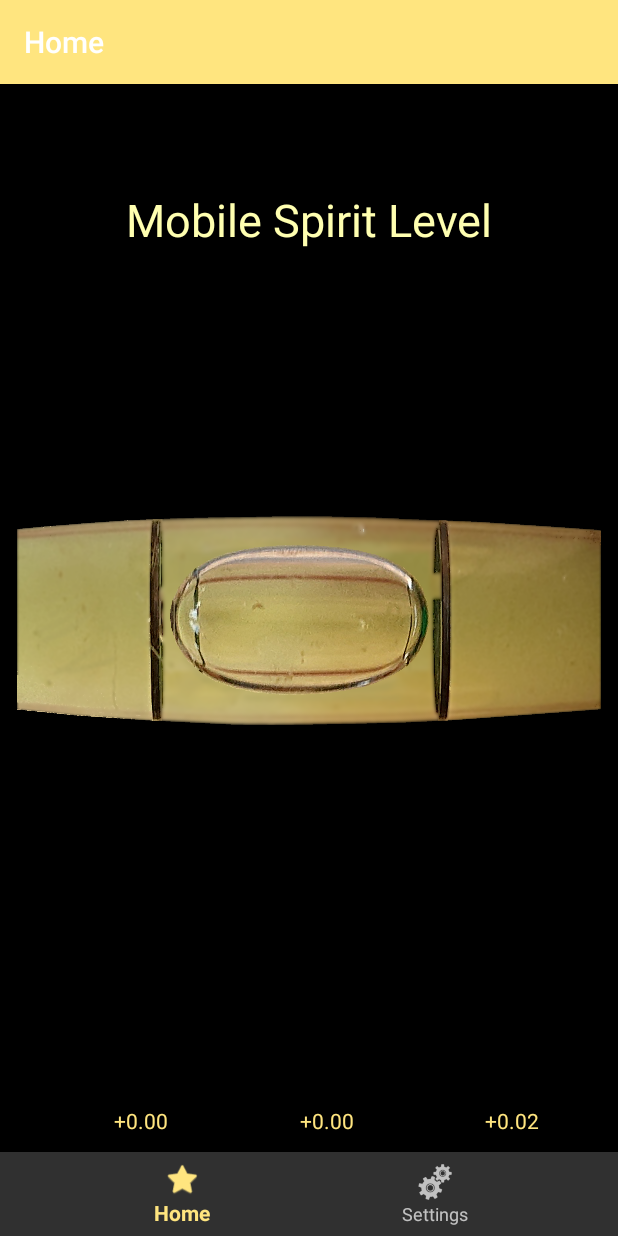
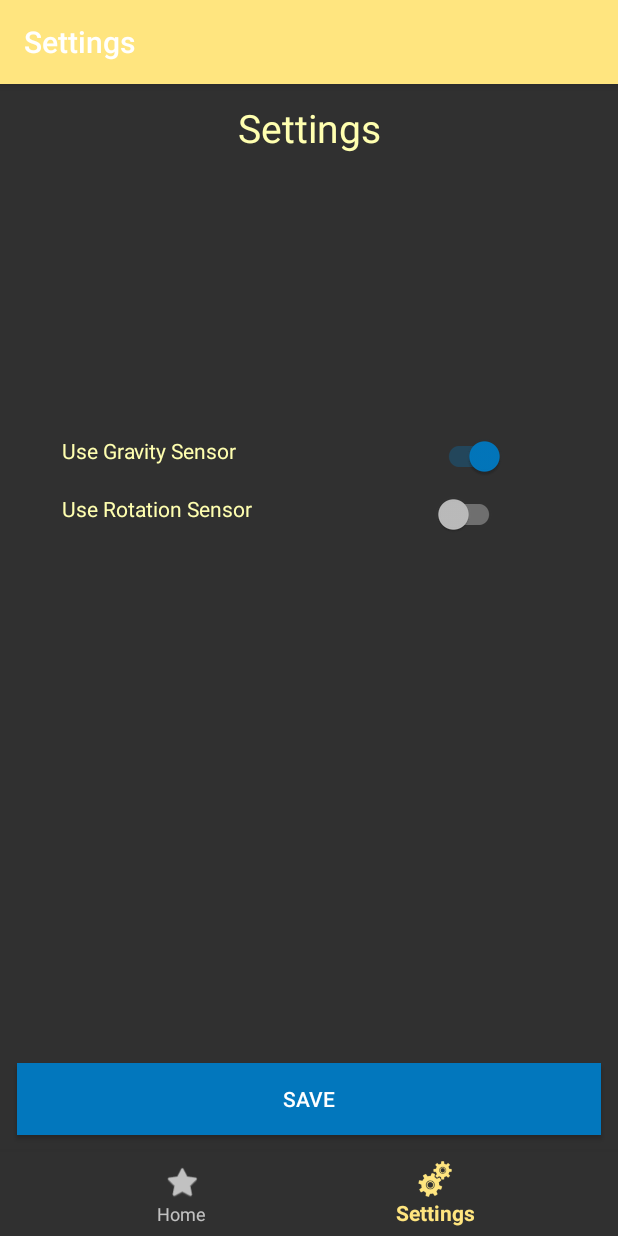
Before and after one commit to stephan-hoedtke/MobiSpritle, an Android app: the screen it shows after launch (MainActivity), item 2 of the bottom bar chosen, on a phone screen of 412 x 824 dp. Run offline under Robolectric (Android 15) with nearby library versions, the phone set to English and light mode, and no system bars; our stand-ins replace data binding, navigation-ui; pictures from the network do not load; 3 statements that could not run were skipped.

Commit message:
Use gravity or rotation with settings

```diff
--- a/app/src/main/AndroidManifest.xml
+++ b/app/src/main/AndroidManifest.xml
@@ -1,6 +1,8 @@
 <?xml version="1.0" encoding="utf-8"?>
 <manifest xmlns:android="http://schemas.android.com/apk/res/android"
     package="com.stho.mobispritle">
+
+    <uses-permission android:name="android.permission.WAKE_LOCK" />
 
     <application
         android:allowBackup="true"
--- /dev/null
+++ b/app/src/main/java/com/stho/mobispritle/Formatter.java
@@ -0,0 +1,15 @@
+package com.stho.mobispritle;
+
+import java.util.Locale;
+
+public class Formatter {
+    static String toString2(float value) {
+        String sign = (value < 0) ? "-" : "+";
+        return sign + String.format(Locale.ENGLISH, "%.2f", Math.abs(value));
+    }
+
+    static String toAngleString(float value) {
+        String sign = (value < 0) ? "-" : "+";
+        return sign + String.format(Locale.ENGLISH, "%.1f", Math.abs(value * 180 / Math.PI));
+    }
+}
--- a/app/src/main/java/com/stho/mobispritle/HomeViewModel.java
+++ b/app/src/main/java/com/stho/mobispritle/HomeViewModel.java
@@ -1,6 +1,7 @@
 package com.stho.mobispritle;
 
 import android.app.Application;
+import android.content.Context;
 
 import androidx.annotation.NonNull;
 import androidx.fragment.app.Fragment;
@@ -15,55 +16,57 @@ import java.util.Locale;
 
 public class HomeViewModel extends AndroidViewModel {
 
+    private Repository repository;
+    private final LowPassFilter lowPassFilter = new LowPassFilter();
     private final MutableLiveData<Float> azimuthLiveData = new MutableLiveData<>();
     private final MutableLiveData<Float> rollLiveData = new MutableLiveData<>();
     private final MutableLiveData<Float> pitchLiveData = new MutableLiveData<>();
+    private final MutableLiveData<Float> angleLiveData = new MutableLiveData<>();
+
 
     @SuppressWarnings("ConstantConditions")
     static HomeViewModel build(Fragment fragment) {
-        return new ViewModelProvider(fragment.getActivity()).get(HomeViewModel.class);
+        HomeViewModel viewModel = new ViewModelProvider(fragment.getActivity()).get(HomeViewModel.class);
+        viewModel.repository = Repository.getRepository(fragment.getContext());
+        return viewModel;
     }
 
     public HomeViewModel(@NonNull Application application) {
         super(application);
         azimuthLiveData.setValue(0f);
         pitchLiveData.setValue(0f);
-        rollLiveData.setValue(0.02f);
+        rollLiveData.setValue(0f);
+        angleLiveData.setValue(0.1f);
     }
 
     LiveData<Float> getAzimuthLD() { return azimuthLiveData; }
     LiveData<Float> getPitchLD() { return pitchLiveData; }
     LiveData<Float> getRollLD() { return rollLiveData; }
-    LiveData<Double> getTranslationFactorLD() { return Transformations.map(rollLiveData, this::getTranslationFactor); }
+    LiveData<Double> getTranslationFactorLD() { return Transformations.map(angleLiveData, this::getTranslationFactor); }
 
-    private static final float LOW_PASS_FILTER = 0.1f;
-
-    @SuppressWarnings("ConstantConditions")
-    void setAzimuth(float value) {
-        float currentValue = azimuthLiveData.getValue();
-        azimuthLiveData.postValue((1 - LOW_PASS_FILTER) * currentValue + LOW_PASS_FILTER * value);
+    Settings getSettings() {
+        return repository.getSettings();
     }
 
-    @SuppressWarnings("ConstantConditions")
-    void setPitch(float value) {
-        float currentValue = pitchLiveData.getValue();
-        pitchLiveData.postValue((1 - LOW_PASS_FILTER) * currentValue + LOW_PASS_FILTER * value);
-    }
+    void update(float[] acceleration, boolean isPortrait) {
 
-    @SuppressWarnings("ConstantConditions")
-    void setRoll(float value) {
-        float currentValue = rollLiveData.getValue();
-        rollLiveData.postValue((1 - LOW_PASS_FILTER) * currentValue + LOW_PASS_FILTER * value);
-    }
+        Vector gravity = lowPassFilter.setAcceleration(acceleration);
 
-    static String toString(float value) {
-        String sign = (value < 0) ? "-" : "+";
-        return sign + String.format(Locale.ENGLISH, "%.2f", Math.abs(value));
+        azimuthLiveData.postValue(gravity.x);
+        pitchLiveData.postValue(gravity.y);
+        rollLiveData.postValue(gravity.z);
+
+        if (isPortrait) {
+            angleLiveData.postValue(gravity.z);
+        }
+        else {
+            angleLiveData.postValue(gravity.y);
+        }
     }
 
     private double getTranslationFactor(float roll) {
         double sign = Math.signum(roll);
-        double factor = Math.min(0.8, Math.abs(roll));
+        double factor = Math.min(0.5, Math.abs(roll));
         return sign * factor;
     }
 }
--- /dev/null
+++ b/app/src/main/java/com/stho/mobispritle/LowPassFilter.java
@@ -0,0 +1,50 @@
+package com.stho.mobispritle;
+
+import android.app.Activity;
+import android.content.Context;
+import android.content.SharedPreferences;
+
+
+public class LowPassFilter {
+
+    private final Vector gravity = new Vector();
+    private float startTime = System.nanoTime();
+    private float time = System.nanoTime();
+    private float count = 0;
+
+    LowPassFilter() {
+        this.setAcceleration(new float[]{0.1f, 0.2f, 9.78f});
+    }
+
+    Vector setAcceleration(float[] acceleration) {
+        float dt = getAverageTimeDifferenceInSeconds();
+        lowPassFilter(acceleration, dt);
+        return gravity;
+    }
+
+    private static final float TIME_CONSTANT = 0.18f;
+
+    private void lowPassFilter(float[] acceleration, float dt) {
+        if (dt > 0) {
+            float alpha = dt / (TIME_CONSTANT + dt);
+            gravity.x += alpha * (acceleration[0] - gravity.x);
+            gravity.y += alpha * (acceleration[1] - gravity.y);
+            gravity.z += alpha * (acceleration[2] - gravity.z);
+        } else {
+            gravity.setValues(acceleration);
+        }
+    }
+
+    private static final float NANOSECONDS = 1000000000.0f;
+
+    private float getAverageTimeDifferenceInSeconds() {
+        System.nanoTime();
+        if (count < 2) {
+            count = 2;
+            return 0;
+        } else {
+            float newTime = System.nanoTime();
+            return (newTime - startTime) / NANOSECONDS / count++;
+        }
+    }
+}
--- /dev/null
+++ b/app/src/main/java/com/stho/mobispritle/PreferencesManager.java
@@ -0,0 +1,34 @@
+package com.stho.mobispritle;
+
+import android.content.Context;
+import android.content.SharedPreferences;
+
+class PreferencesManager {
+
+    private final Context context;
+
+    static PreferencesManager build(Context context) {
+       return new PreferencesManager(context.getApplicationContext());
+    }
+
+    private PreferencesManager(Context context) {
+        this.context = context;
+    }
+
+    private final static String KEY_GRAVITY = "GRAVITY";
+    private final static String KEY_ROTATION = "ROTATION";
+
+    void load(Settings settings) {
+        SharedPreferences preferences = context.getSharedPreferences(null, Context.MODE_PRIVATE);
+        settings.setUseGravity(preferences.getBoolean(KEY_GRAVITY, true));
+        settings.setUseRotation(preferences.getBoolean(KEY_ROTATION, false));
+    }
+
+    void save(Settings settings) {
+        SharedPreferences preferences = context.getSharedPreferences(null, Context.MODE_PRIVATE);
+        SharedPreferences.Editor editor = preferences.edit();
+        editor.putBoolean(KEY_GRAVITY, settings.useGravitySensor());
+        editor.putBoolean(KEY_ROTATION, settings.useRotationSensor());
+        editor.apply();
+    }
+}
--- /dev/null
+++ b/app/src/main/java/com/stho/mobispritle/Repository.java
@@ -0,0 +1,45 @@
+package com.stho.mobispritle;
+
+import android.content.Context;
+
+import java.util.Set;
+
+public class Repository {
+
+    private static Repository singleton = null;;
+    private static Object lockObject = new Object();
+
+    /*
+    Get the single instance of the repository, if it exists already, otherwise create it and load the data using the context.
+ */
+    public static synchronized Repository getRepository(Context context) {
+        if (singleton == null) {
+            singleton = new Repository(context);
+        }
+        return singleton;
+    }
+
+    private final Settings settings = new Settings();
+
+    private Repository(Context context) {
+        loadSettings(context);
+    }
+
+    public void save(Context context) {
+        saveSettings(context);
+    }
+
+    public Settings getSettings() {
+        return settings;
+    }
+
+    private void loadSettings(Context context) {
+        PreferencesManager preferencesManager = PreferencesManager.build(context);
+        preferencesManager.load(settings);
+    }
+
+    private void saveSettings(Context context) {
+        PreferencesManager preferencesManager = PreferencesManager.build(context);
+        preferencesManager.save(settings);
+    }
+}
--- /dev/null
+++ b/app/src/main/java/com/stho/mobispritle/Settings.java
@@ -0,0 +1,17 @@
+package com.stho.mobispritle;
+
+public class Settings {
+
+    private boolean useGravity = true;
+    private boolean useRotation = false;
+
+    boolean useGravitySensor() { return useGravity; }
+    boolean useRotationSensor() { return useRotation; }
+
+    void setUseGravity(boolean value) {
+        useGravity = value;
+    }
+    void setUseRotation(boolean value) {
+        useRotation = value;
+    }
+}
--- /dev/null
+++ b/app/src/main/java/com/stho/mobispritle/SettingsFragment.java
@@ -0,0 +1,52 @@
+package com.stho.mobispritle;
+
+import android.os.Bundle;
+import android.view.LayoutInflater;
+import android.view.View;
+import android.view.ViewGroup;
+
+import androidx.annotation.NonNull;
+import androidx.annotation.Nullable;
+import androidx.databinding.DataBindingUtil;
+import androidx.fragment.app.Fragment;
+import androidx.navigation.NavController;
+import androidx.navigation.Navigation;
+
+import com.stho.mobispritle.databinding.SettingsFragmentBinding;
+
+public class SettingsFragment extends Fragment {
+
+    private SettingsViewModel viewModel;
+    private SettingsFragmentBinding binding;
+
+    public static SettingsFragment newInstance() {
+        return new SettingsFragment();
+    }
+
+    @Override
+    public void onCreate(@Nullable Bundle savedInstanceState) {
+        super.onCreate(savedInstanceState);
+        viewModel = SettingsViewModel.build(this);
+    }
+
+    @Override
+    public View onCreateView(@NonNull LayoutInflater inflater, @Nullable ViewGroup container, @Nullable Bundle savedInstanceState) {
+        binding = DataBindingUtil.inflate(inflater, R.layout.settings_fragment, container, false);
+        binding.buttonSave.setOnClickListener(view -> save());
+        binding.switchUseGravity.setChecked(viewModel.getSettings().useGravitySensor());
+        binding.switchUseRotation.setChecked(viewModel.getSettings().useRotationSensor());
+        return binding.getRoot();
+    }
+
+    @SuppressWarnings("ConstantConditions")
+    private NavController findNavController() {
+        return Navigation.findNavController(getActivity(), R.id.nav_host_fragment);
+    }
+
+    private void save() {
+        viewModel.getSettings().setUseGravity(binding.switchUseGravity.isChecked());
+        viewModel.getSettings().setUseRotation(binding.switchUseRotation.isChecked());
+        viewModel.save();
+        findNavController().navigateUp();
+    }
+}
--- /dev/null
+++ b/app/src/main/java/com/stho/mobispritle/SettingsViewModel.java
@@ -0,0 +1,32 @@
+package com.stho.mobispritle;
+
+import android.app.Application;
+
+import androidx.annotation.NonNull;
+import androidx.fragment.app.Fragment;
+import androidx.lifecycle.AndroidViewModel;
+import androidx.lifecycle.ViewModelProvider;
+
+public class SettingsViewModel extends AndroidViewModel {
+
+    private Repository repository;
+
+    @SuppressWarnings("ConstantConditions")
+    static SettingsViewModel build(Fragment fragment) {
+        SettingsViewModel viewModel = new ViewModelProvider(fragment.getActivity()).get(SettingsViewModel.class);
+        viewModel.repository = Repository.getRepository(fragment.getContext());
+        return viewModel;
+    }
+
+    public SettingsViewModel(@NonNull Application application) {
+        super(application);
+    }
+
+    void save() {
+        repository.save(getApplication());
+    }
+
+    Settings getSettings() {
+        return repository.getSettings();
+    }
+}
--- /dev/null
+++ b/app/src/main/java/com/stho/mobispritle/Vector.java
@@ -0,0 +1,45 @@
+package com.stho.mobispritle;
+
+/**
+ * Created by shoedtke on 23.12.2015.
+ */
+public class Vector {
+    public float x;
+    public float y;
+    public float z;
+
+
+    public Vector() {
+        this(0, 0, 0);
+    }
+
+    public Vector(float[] values) {
+        this(values[0], values[1], values[2]);
+    }
+
+    public Vector(float x, float y, float z) {
+        this.x = x;
+        this.y = y;
+        this.z = z;
+    }
+
+    public void setValues(float[] values) {
+        this.x = values[0];
+        this.y = values[1];
+        this.z = values[2];
+    }
+
+    public Vector clone() {
+        return new Vector(this.x, this.y, this.z);
+    }
+
+    public float getLength() {
+        return (float)Math.sqrt(this.x * this.x + this.y * this.y + this.z * this.z);
+    }
+
+    public void reset() {
+        this.x = 0;
+        this.y = 0;
+        this.z = 0;
+    }
+}
--- a/app/src/main/res/layout/home_fragment.xml
+++ b/app/src/main/res/layout/home_fragment.xml
@@ -7,6 +7,7 @@
         android:layout_width="match_parent"
         android:layout_height="match_parent"
         android:background="@color/colorBackground"
+        android:keepScreenOn="true"
         >
 
         <androidx.constraintlayout.widget.Guideline
--- /dev/null
+++ b/app/src/main/res/layout/settings_fragment.xml
@@ -0,0 +1,93 @@
+<?xml version="1.0" encoding="utf-8"?>
+<layout xmlns:android="http://schemas.android.com/apk/res/android"
+    xmlns:tools="http://schemas.android.com/tools"
+    xmlns:app="http://schemas.android.com/apk/res-auto">
+
+    <androidx.constraintlayout.widget.ConstraintLayout
+        android:layout_width="match_parent"
+        android:layout_height="match_parent"
+        tools:context=".SettingsFragment">
+
+        <androidx.constraintlayout.widget.Guideline
+            android:id="@+id/vertical_guideline1"
+            android:layout_width="0dp"
+            android:layout_height="match_parent"
+            app:layout_constraintGuide_percent="0.1"
+            android:orientation="vertical"
+            />
+
+        <androidx.constraintlayout.widget.Guideline
+            android:id="@+id/vertical_guideline2"
+            android:layout_width="0dp"
+            android:layout_height="match_parent"
+            app:layout_constraintGuide_percent="0.7"
+            android:orientation="vertical"
+            />
+
+        <androidx.constraintlayout.widget.Guideline
+            android:id="@+id/horizontal_guideline1"
+            android:layout_width="match_parent"
+            android:layout_height="0dp"
+            app:layout_constraintGuide_percent="0.33"
+            android:orientation="horizontal"
+            />
+
+        <TextView
+            android:layout_width="match_parent"
+            android:layout_height="wrap_content"
+            app:layout_constraintTop_toTopOf="parent"
+            android:layout_margin="@dimen/normalMargin"
+            android:textColor="@color/colorBackgroundText"
+            android:textAlignment="center"
+            android:textSize="@dimen/largeText"
+            android:text="@string/title_settings" />
+
+        <androidx.appcompat.widget.SwitchCompat
+            android:id="@+id/switchUseGravity"
+            android:layout_width="wrap_content"
+            android:layout_height="wrap_content"
+            app:layout_constraintStart_toStartOf="@id/vertical_guideline2"
+            app:layout_constraintTop_toTopOf="@id/horizontal_guideline1"
+            />
+
+        <TextView
+            android:layout_width="wrap_content"
+            android:layout_height="wrap_content"
+            app:layout_constraintStart_toStartOf="@id/vertical_guideline1"
+            app:layout_constraintTop_toTopOf="@id/switchUseGravity"
+            android:textColor="@color/colorBackgroundText"
+            android:text="@string/label_use_gravity_sensor"
+            />
+
+        <androidx.appcompat.widget.SwitchCompat
+            android:id="@+id/switchUseRotation"
+            android:layout_width="wrap_content"
+            android:layout_height="wrap_content"
+            app:layout_constraintStart_toStartOf="@id/vertical_guideline2"
+            app:layout_constraintTop_toBottomOf="@id/switchUseGravity"
+            android:layout_marginVertical="@dimen/normalMargin"
+            />
+
+        <TextView
+            android:layout_width="wrap_content"
+            android:layout_height="wrap_content"
+            app:layout_constraintStart_toStartOf="@id/vertical_guideline1"
+            app:layout_constraintTop_toTopOf="@id/switchUseRotation"
+            android:textColor="@color/colorBackgroundText"
+            android:text="@string/label_use_rotation_sensor"
+            />
+
+        <Button
+            android:id="@+id/buttonSave"
+            android:layout_width="match_parent"
+            android:layout_height="wrap_content"
+            app:layout_constraintBottom_toBottomOf="parent"
+            android:background="@color/colorSecondary"
+            android:textColor="@color/colorSecondaryText"
+            android:layout_margin="@dimen/normalMargin"
+            android:text="@string/label_save"
+            />
+
+    </androidx.constraintlayout.widget.ConstraintLayout>
+
+</layout>
--- a/app/src/main/res/navigation/main_navigation.xml
+++ b/app/src/main/res/navigation/main_navigation.xml
@@ -10,7 +10,14 @@
         android:id="@+id/navigation_home"
         android:name="com.stho.mobispritle.HomeFragment"
         android:label="@string/title_home"
-        tools:layout="@layout/home_fragment" >
+        tools:layout="@layout/home_fragment">
+    </fragment>
+
+    <fragment
+        android:id="@+id/navigation_settings"
+        android:name="com.stho.mobispritle.SettingsFragment"
+        android:label="@string/title_settings"
+        tools:layout="@layout/settings_fragment">
     </fragment>
 
 </navigation>
--- a/app/src/main/res/values/dimens.xml
+++ b/app/src/main/res/values/dimens.xml
@@ -1,4 +1,6 @@
 <?xml version="1.0" encoding="utf-8"?>
 <resources>
     <dimen name="normalMargin">11dp</dimen>
+    <dimen name="normalText">18sp</dimen>
+    <dimen name="largeText">26sp</dimen>
 </resources>
--- a/app/src/main/res/values/strings.xml
+++ b/app/src/main/res/values/strings.xml
@@ -6,4 +6,7 @@
     <string name="text_empty" />
     <string name="label_default_azimuth">0.94829</string>
     <string name="label_default_roll">.0483</string>
+    <string name="label_use_gravity_sensor">Use Gravity Sensor</string>
+    <string name="label_use_rotation_sensor">Use Rotation Sensor</string>
+    <string name="label_save">Save</string>
 </resources>
```
Also changed, not shown: app/src/main/java/com/stho/mobispritle/HomeFragment.java (+33 -15 lines), app/src/main/res/drawable/level_bubble.png, app/src/main/res/drawable/level_bubble_full.png (added).
